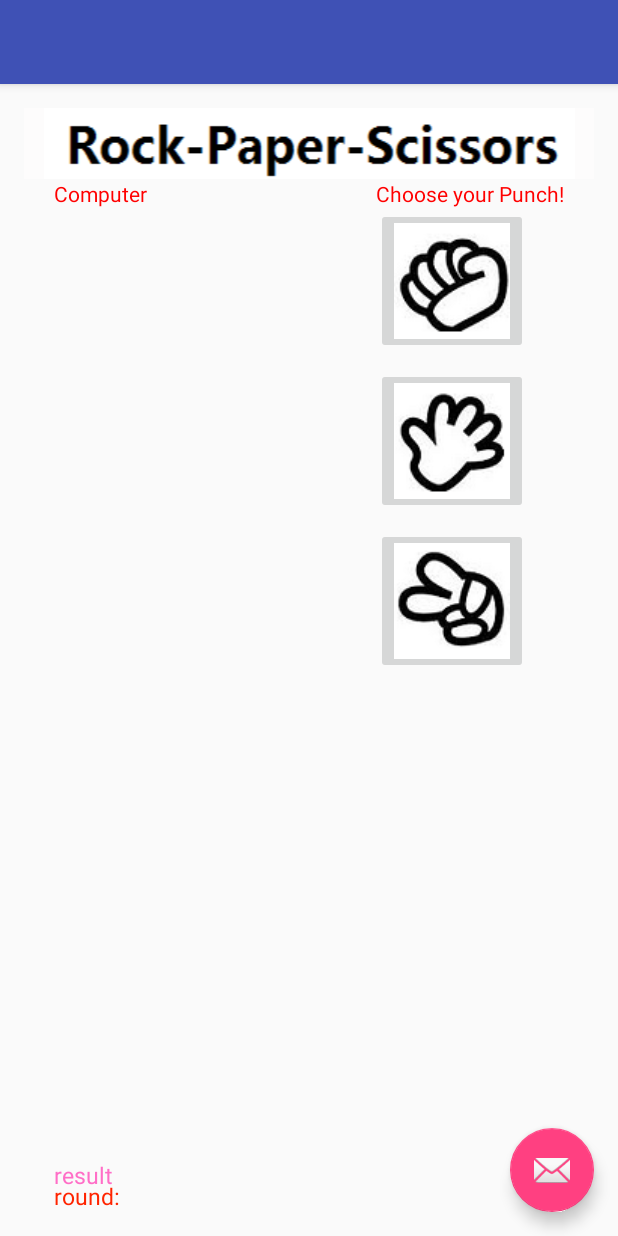
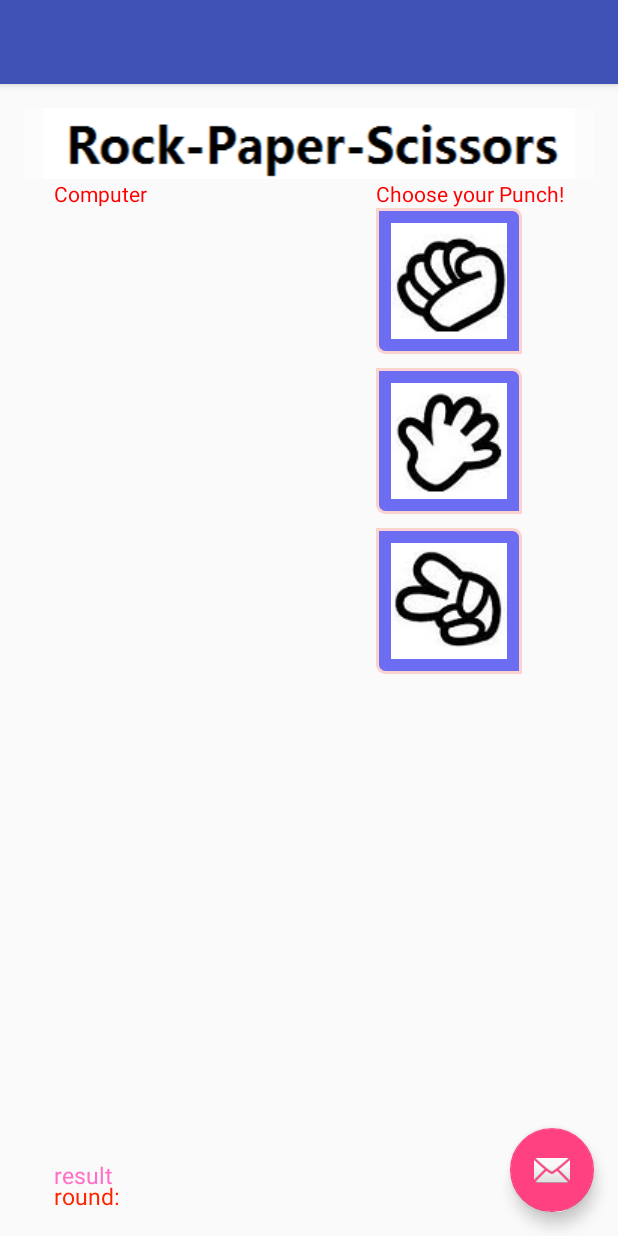
Before and after one commit to scorpiodwy/MobileAppCourseDemoCode, an Android app: the screen it shows after launch (MainActivity), on a phone screen of 412 x 824 dp. Run offline under Robolectric (Android 15) with nearby library versions, the phone set to English and light mode, and no system bars.

Commit message:
Project 1 with Button_selector

```diff
--- /dev/null
+++ b/Project1/app/src/main/res/drawable/button_selector.xml
@@ -0,0 +1,47 @@
+<?xml version="1.0" encoding="utf-8"?>
+<selector
+    xmlns:android="http://schemas.android.com/apk/res/android">
+
+    <item android:state_pressed="true" >
+        <shape>
+            <gradient
+                android:startColor="#ffc2b7"
+                android:endColor="#FFFFFF"
+                android:type="radial"
+                android:gradientRadius="50" />
+            <stroke
+                android:width="2dp"
+                android:color="#dcdcdc"
+                android:dashWidth="5dp"
+                android:dashGap="3dp" />
+            <corners
+                android:radius="2dp" />
+            <padding
+                android:left="10dp"
+                android:top="10dp"
+                android:right="10dp"
+                android:bottom="10dp" />
+        </shape>
+    </item>
+    <item android:state_focused="false">
+        <shape>
+            <solid android:color="#8f0000f0"/>
+            <stroke
+                android:width="2dp"
+                android:color="#fad3cf" />
+            <corners
+                android:topRightRadius="5dp"
+                android:bottomLeftRadius="5dp"
+                android:topLeftRadius="0dp"
+                android:bottomRightRadius="0dp"
+                />
+            <padding
+                android:left="10dp"
+                android:top="10dp"
+                android:right="10dp"
+                android:bottom="10dp" />
+        </shape>
+    </item>
+
+
+</selector>
--- a/Project1/app/src/main/res/layout/content_main.xml
+++ b/Project1/app/src/main/res/layout/content_main.xml
@@ -49,6 +49,7 @@
         android:layout_marginRight="20dp"
         android:contentDescription="ROCK"
         android:src="@drawable/rock"
+        android:background="@drawable/button_selector"
         />
     <ImageButton
         android:id="@+id/btnPaper"
@@ -60,6 +61,7 @@
         android:layout_marginTop="9dp"
         android:contentDescription="PAPER"
         android:src="@drawable/paper"
+        android:background="@drawable/button_selector"
         />
     <ImageButton
         android:id="@+id/btnSci"
@@ -71,6 +73,7 @@
         android:layout_marginTop="9dp"
         android:contentDescription="SCISSORS"
         android:src="@drawable/scissors"
+        android:background="@drawable/button_selector"
         />
 
     <ImageView
```
